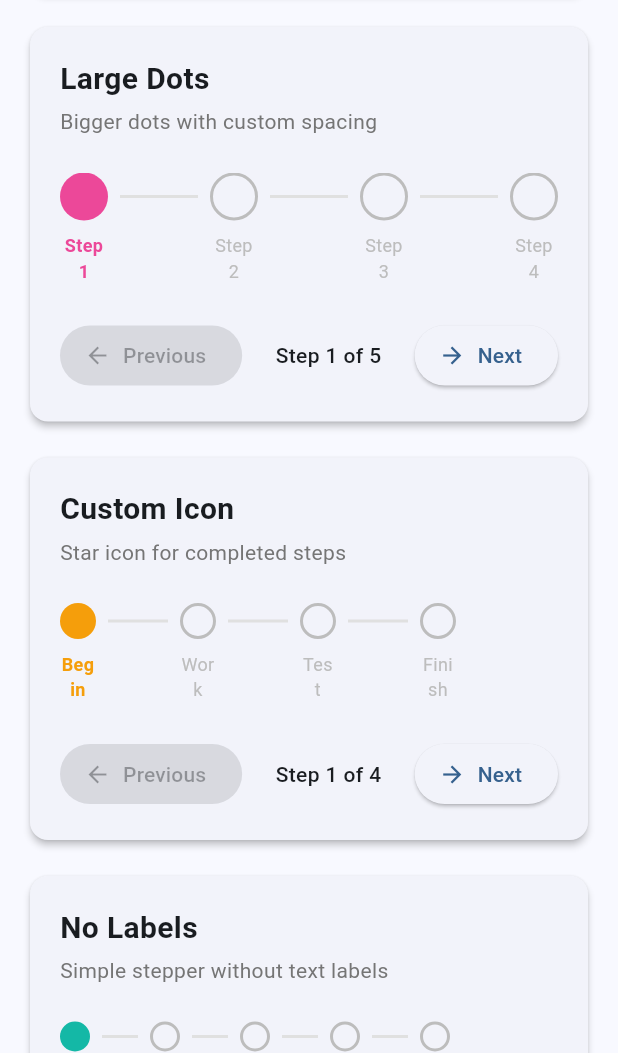
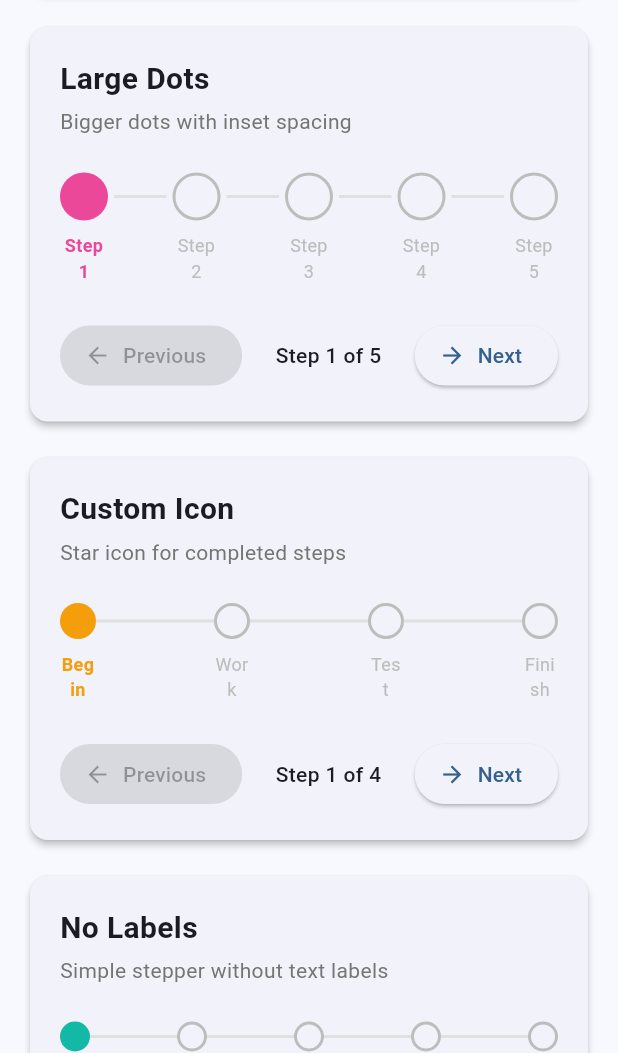
Before and after one commit to kihyun1998/flutter_animation_stepper, a Flutter app: the screen it shows after launch, tab 2 chosen, scrolled down 576 dp, on a phone screen of 412 x 824 dp, the part 183-1236 px from its top. Run offline on Flutter 3.47's test engine with Material 3 defaults, Android fonts, the phone set to English and light mode, and no system bars; our stand-ins replace flutter_riverpod, riverpod_annotation; generated files the repository leaves out were written again.

Commit message:
update: 2.0.0

```diff
--- a/example/lib/data/example_data.dart
+++ b/example/lib/data/example_data.dart
@@ -248,13 +248,13 @@ final allMovingDotExamples = [
   ),
   const MovingDotExampleData(
     title: 'Large Dots',
-    description: 'Bigger dots with custom spacing',
+    description: 'Bigger dots with inset spacing',
     stepCount: 5,
     stepLabels: ['Step 1', 'Step 2', 'Step 3', 'Step 4', 'Step 5'],
     theme: MovingDotStepperTheme(
       dotSize: 32.0,
       iconSize: 20.0,
-      stepSpacing: 100.0,
+      lineInset: 4.0,
       activeColor: Color(0xFFEC4899),
       completedColor: Color(0xFF8B5CF6),
     ),
@@ -278,7 +278,6 @@ final allMovingDotExamples = [
       activeColor: Color(0xFF14B8A6),
       completedColor: Color(0xFF0D9488),
       dotSize: 20.0,
-      stepSpacing: 60.0,
     ),
   ),
   const MovingDotExampleData(
@@ -323,7 +322,7 @@ final allMovingDotExamples = [
     stepCount: 4,
     stepLabels: ['Start', 'Process', 'Review', 'Complete'],
     theme: MovingDotStepperTheme(
-      linePadding: 0.0,
+      lineInset: 0.0,
       activeColor: Color(0xFF6366F1),
       completedColor: Color(0xFF10B981),
       activeLineColor: Color(0xFF6366F1),
@@ -331,11 +330,11 @@ final allMovingDotExamples = [
   ),
   const MovingDotExampleData(
     title: 'Default Gap',
-    description: 'Independent line segments between dots',
+    description: 'Small spacing between dots and lines',
     stepCount: 4,
     stepLabels: ['Start', 'Process', 'Review', 'Complete'],
     theme: MovingDotStepperTheme(
-      linePadding: 8.0,
+      lineInset: 4.0,
       activeColor: Color(0xFF6366F1),
       completedColor: Color(0xFF10B981),
       activeLineColor: Color(0xFF6366F1),
@@ -343,12 +342,11 @@ final allMovingDotExamples = [
   ),
   const MovingDotExampleData(
     title: 'Small Gap',
-    description: 'Minimal padding between dots and lines',
+    description: 'Minimal spacing between dots and lines',
     stepCount: 5,
     stepLabels: ['A', 'B', 'C', 'D', 'E'],
     theme: MovingDotStepperTheme(
-      linePadding: 4.0,
-      stepSpacing: 60.0,
+      lineInset: 2.0,
       activeColor: Color(0xFFEC4899),
       completedColor: Color(0xFF8B5CF6),
       lineThickness: 3.0,
@@ -360,8 +358,7 @@ final allMovingDotExamples = [
     stepCount: 3,
     stepLabels: ['Begin', 'Middle', 'End'],
     theme: MovingDotStepperTheme(
-      linePadding: 16.0,
-      stepSpacing: 120.0,
+      lineInset: 8.0,
       dotSize: 28.0,
       iconSize: 18.0,
       activeColor: Color(0xFFF59E0B),
@@ -428,8 +425,7 @@ final allMovingDotExamples = [
       completedColor: const Color(0xFF22C55E),
       dotSize: 32.0,
       iconSize: 20.0,
-      stepSpacing: 90.0,
-      linePadding: 12.0,
+      lineInset: 6.0,
     ),
   ),
   const MovingDotExampleData(
@@ -533,7 +529,6 @@ final allMovingDotExamples = [
       completedColor: Color(0xFF22C55E),
       inactiveColor: Color(0xFFD1D5DB),
       dotSize: 26.0,
-      stepSpacing: 70.0,
     ),
   ),
   const MovingDotExampleData(
@@ -554,7 +549,6 @@ final allMovingDotExamples = [
       inactiveColor: Color(0xFFE5E7EB),
       inactiveFillColor: Colors.white,
       dotSize: 32.0,
-      stepSpacing: 90.0,
     ),
   ),
 ];
--- a/lib/src/models/moving_dot_stepper_theme.dart
+++ b/lib/src/models/moving_dot_stepper_theme.dart
@@ -1,3 +1,4 @@
+// ignore_for_file: public_member_api_docs, sort_constructors_first
 import 'package:flutter/material.dart';
 
 /// Defines the visual properties for a [MovingDotStepper] widget.
@@ -100,12 +101,13 @@ class MovingDotStepperTheme {
   /// Defaults to `2.0`.
   final double lineThickness;
 
-  /// The horizontal distance between step dot centers.
+  /// Horizontal spacing between dots and lines.
   ///
-  /// This value determines the spacing of the stepper layout.
+  /// Creates visual gap between each dot edge and line edge.
+  /// Set to 0.0 for lines directly connected to dots.
   ///
-  /// Defaults to `80.0`.
-  final double stepSpacing;
+  /// Defaults to `0.0`.
+  final double lineInset;
 
   /// The size of the completed icon in logical pixels.
   ///
@@ -120,14 +122,6 @@ class MovingDotStepperTheme {
   ///
   /// Defaults to `8.0`.
   final double labelSpacing;
-
-  /// Horizontal padding between dots and lines.
-  ///
-  /// Creates visual spacing between each dot and its adjacent line segments.
-  /// Set to 0.0 for lines directly connected to dots.
-  ///
-  /// Defaults to `8.0`.
-  final double linePadding;
 
   /// The border width of inactive step dots.
   ///
@@ -204,10 +198,9 @@ class MovingDotStepperTheme {
     this.activeLineColor = const Color(0xFF2196F3),
     this.dotSize = 24.0,
     this.lineThickness = 2.0,
-    this.stepSpacing = 80.0,
+    this.lineInset = 0.0,
     this.iconSize = 16.0,
     this.labelSpacing = 8.0,
-    this.linePadding = 8.0,
     this.inactiveBorderWidth = 2.0,
     this.dotShadow,
     this.animationDuration = const Duration(milliseconds: 400),
@@ -230,10 +223,9 @@ class MovingDotStepperTheme {
     Color? activeLineColor,
     double? dotSize,
     double? lineThickness,
-    double? stepSpacing,
+    double? lineInset,
     double? iconSize,
     double? labelSpacing,
-    double? linePadding,
     double? inactiveBorderWidth,
     List<BoxShadow>? dotShadow,
     Duration? animationDuration,
@@ -254,10 +246,9 @@ class MovingDotStepperTheme {
       activeLineColor: activeLineColor ?? this.activeLineColor,
       dotSize: dotSize ?? this.dotSize,
       lineThickness: lineThickness ?? this.lineThickness,
-      stepSpacing: stepSpacing ?? this.stepSpacing,
+      lineInset: lineInset ?? this.lineInset,
       iconSize: iconSize ?? this.iconSize,
       labelSpacing: labelSpacing ?? this.labelSpacing,
-      linePadding: linePadding ?? this.linePadding,
       inactiveBorderWidth: inactiveBorderWidth ?? this.inactiveBorderWidth,
       dotShadow: dotShadow ?? this.dotShadow,
       animationDuration: animationDuration ?? this.animationDuration,
--- a/lib/src/widgets/moving_dot_stepper.dart
+++ b/lib/src/widgets/moving_dot_stepper.dart
@@ -175,20 +175,28 @@ class _MovingDotStepperState extends State<MovingDotStepper>
 
   @override
   Widget build(BuildContext context) {
-    return SingleChildScrollView(
-      scrollDirection: Axis.horizontal,
-      child: IntrinsicHeight(
-        child: _buildStepper(),
-      ),
+    return LayoutBuilder(
+      builder: (context, constraints) {
+        return IntrinsicHeight(
+          child: _buildStepper(constraints.maxWidth),
+        );
+      },
     );
   }
 
-  /// Builds the stepper with independent line segments (○━━○━━○).
-  Widget _buildStepper() {
+  /// Builds the stepper with evenly distributed steps (○━━━━○━━━━○).
+  Widget _buildStepper(double availableWidth) {
     final List<Widget> children = [];
 
+    // Calculate dynamic line width
+    final totalDotWidth = widget.theme.dotSize * widget.stepCount;
+    final totalInsetWidth = widget.theme.lineInset * 2 * (widget.stepCount - 1);
+    final totalLineWidth = availableWidth - totalDotWidth - totalInsetWidth;
+    final lineWidth =
+        widget.stepCount > 1 ? totalLineWidth / (widget.stepCount - 1) : 0.0;
+
     for (int i = 0; i < widget.stepCount; i++) {
-      // Add step with fixed width wrapper
+      // Add step
       children.add(
         SizedBox(
           width: widget.theme.dotSize,
@@ -198,12 +206,12 @@ class _MovingDotStepperState extends State<MovingDotStepper>
 
       // Add line (except after last step)
       if (i < widget.stepCount - 1) {
-        children.add(SizedBox(width: widget.theme.linePadding));
+        if (widget.theme.lineInset > 0) {
+          children.add(SizedBox(width: widget.theme.lineInset));
+        }
         children.add(
           SizedBox(
-            width: widget.theme.stepSpacing -
-                widget.theme.dotSize -
-                widget.theme.linePadding * 2,
+            width: lineWidth.clamp(0, double.infinity),
             child: Padding(
               padding: EdgeInsets.only(
                 top: widget.theme.dotSize / 2 - widget.theme.lineThickness / 2,
@@ -212,11 +220,14 @@ class _MovingDotStepperState extends State<MovingDotStepper>
             ),
           ),
         );
-        children.add(SizedBox(width: widget.theme.linePadding));
+        if (widget.theme.lineInset > 0) {
+          children.add(SizedBox(width: widget.theme.lineInset));
+        }
       }
     }
 
     return Row(
+      mainAxisAlignment: MainAxisAlignment.spaceBetween,
       crossAxisAlignment: CrossAxisAlignment.start,
       children: children,
     );
--- a/pubspec.yaml
+++ b/pubspec.yaml
@@ -1,6 +1,6 @@
 name: flutter_animation_stepper
 description: A Flutter package for creating beautiful horizontal steppers with smooth animations and customizable themes.
-version: 1.0.2
+version: 2.0.0
 homepage: https://github.com/kihyun1998/flutter_animation_stepper
 repository: https://github.com/kihyun1998/flutter_animation_stepper
 issue_tracker: https://github.com/kihyun1998/flutter_animation_stepper/issues
```
Also changed, not shown: 2 other files.
